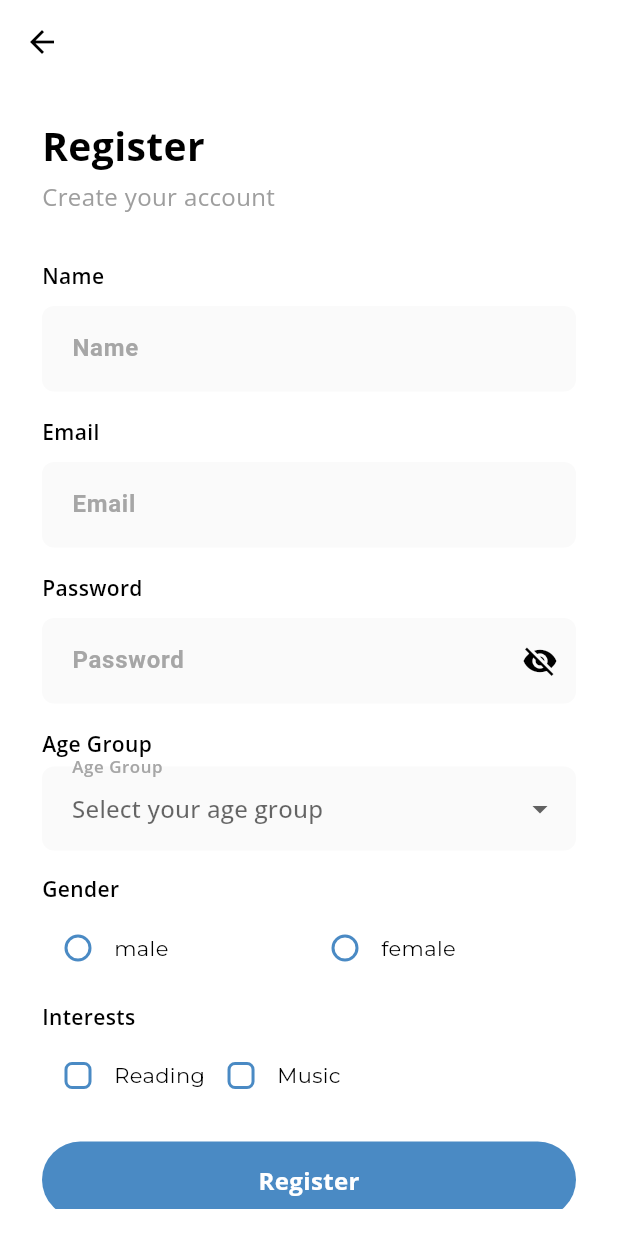
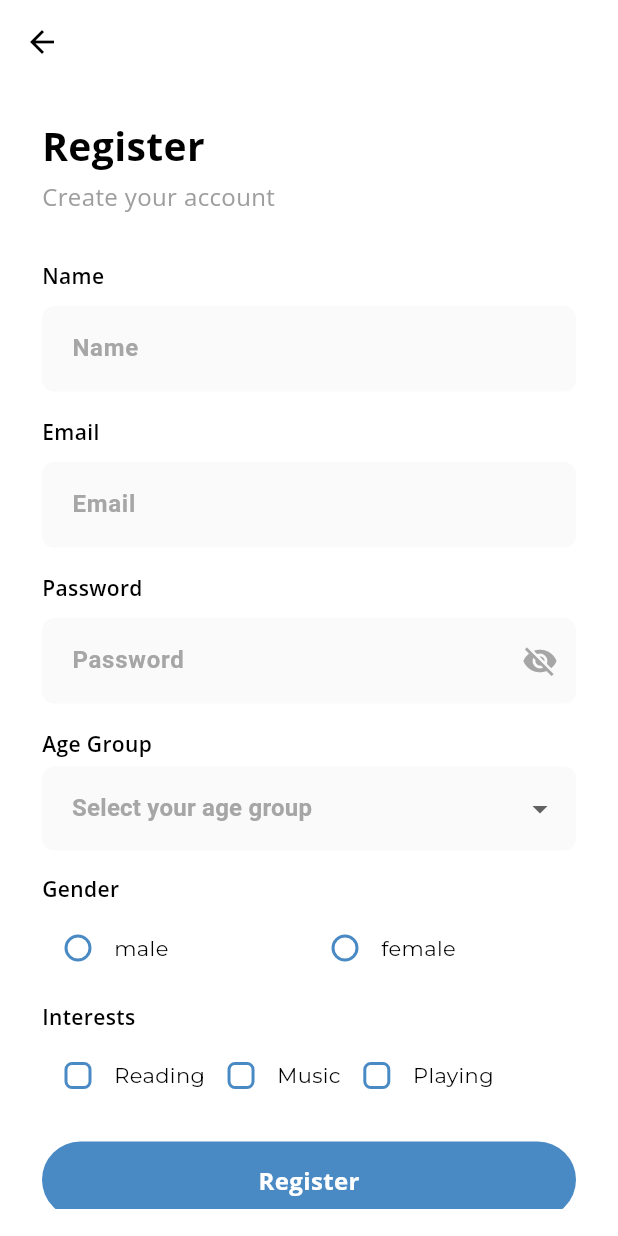
Before and after one commit to NAIKPRIYANK/BookHeaven, a Flutter app: the screen it shows after launch, after a tap on "Register", on a phone screen of 412 x 824 dp. Run offline on Flutter 3.47's test engine with Material 3 defaults, Android fonts, the phone set to English and light mode, and no system bars; our stand-ins replace bloc, dio, equatable, flutter_bloc, flutter_svg, fluttertoast and 4 more; accounts and stored records are empty.

Commit message:
button changes

```diff
--- a/lib/presentation/screens/login/view.dart
+++ b/lib/presentation/screens/login/view.dart
@@ -15,7 +15,7 @@ import 'package:google_fonts/google_fonts.dart';
 import 'event.dart';
 
 class LoginPage extends StatelessWidget {
-  final _formKey = GlobalKey<FormState>(); // Form Key for validation
+  // final _formKey = GlobalKey<FormState>(); // Form Key for validation
   LoginPage({super.key});
 
   @override
@@ -85,7 +85,7 @@ class Page extends StatelessWidget {
             onLeadingPressed: () {
               context.read<LoginBloc>().add(BackEvent(context: context));
             },
-            leadingIcon: Icon(Icons.arrow_back),
+            leadingIcon: const Icon(Icons.arrow_back),
             title: "",
           )),
       body: SingleChildScrollView(
@@ -138,7 +138,7 @@ class Page extends StatelessWidget {
                   width: double.infinity,
                   hint: "Your password",
                   labelText: "Your Password",
-                  hideText: true,
+                  hideText: state.obscurePassword,
                   suffixIcon: IconButton(
                     icon: Icon(
                       state.obscurePassword
--- a/lib/presentation/screens/my_bag/view.dart
+++ b/lib/presentation/screens/my_bag/view.dart
@@ -6,6 +6,7 @@ import 'package:book_heaven/ui_components/appbar_com.dart';
 
 import 'package:flutter/material.dart';
 import 'package:flutter_bloc/flutter_bloc.dart';
+import 'package:fluttertoast/fluttertoast.dart';
 import 'package:google_fonts/google_fonts.dart';
 
 class CartPage extends StatelessWidget {
@@ -59,10 +60,7 @@ class _PageState extends State<Page> {
     return Scaffold(
       appBar: PreferredSize(
         preferredSize: Size(scWidth, 60),
-
         child: const CustomAppBar(
-
-
           title: "My Bag",
         ),
       ),
@@ -251,9 +249,15 @@ class _PageState extends State<Page> {
                     SizedBox(
                       width: double.infinity,
                       child: InkWell(
-                        onTap: () {},
+                        onTap: () {
+                          Fluttertoast.showToast(
+                              msg: "Book Ordered successfully",
+                              toastLength: Toast.LENGTH_SHORT,
+                              gravity: ToastGravity.BOTTOM,
+                              backgroundColor: Colors.greenAccent);
+                        },
                         borderRadius:
-                            BorderRadius.circular(8), // Ripple effect rounded
+                            BorderRadius.circular(48), // Ripple effect rounded
                         child: Container(
                           padding: const EdgeInsets.symmetric(vertical: 14),
                           decoration: BoxDecoration(
--- a/lib/presentation/screens/onboarding/view.dart
+++ b/lib/presentation/screens/onboarding/view.dart
@@ -84,24 +84,8 @@ class _PageState extends State<Page> with SingleTickerProviderStateMixin {
         child: Column(
           mainAxisAlignment: MainAxisAlignment.spaceBetween,
           children: [
-            // Skip Button
-            Align(
-              alignment: Alignment.topLeft,
-              child: TextButton(
-                onPressed: () {
-                  context.read<OnboardingBloc>().add(OnboardingSkipEvent());
-                },
-                child: Text(
-                  "Skip",
-                  style: TextStyle(
-                    fontSize: 16,
-                    fontWeight: FontWeight.bold,
-                    color: ColorManager
-                        .primary, // Adjust color to match the design
-                  ),
-                ),
-              ),
-            ),
+
+
 
             // SVG Image
             SvgPicture.asset(
@@ -142,7 +126,6 @@ class _PageState extends State<Page> with SingleTickerProviderStateMixin {
             const SizedBox(
               height: 20,
             ),
-            // Buttons
             Column(
   children: [
     // Register Button
@@ -150,25 +133,26 @@ class _PageState extends State<Page> with SingleTickerProviderStateMixin {
       width: double.infinity,
       child: Padding(
         padding: const EdgeInsets.symmetric(horizontal: 20),
-                    child: ElevatedButton(
-                      onPressed: () {
-                        Navigator.of(context)
-                            .pushNamed(Routes.registerPage);
+        child: InkWell(
+          onTap: () {
+            Navigator.of(context).pushNamed(Routes.registerPage);
           },
-                      style: ElevatedButton.styleFrom(
-                        fixedSize: const Size(327, 56),
-                        backgroundColor: ColorManager.primary, // Button Color
-                        padding: const EdgeInsets.symmetric(vertical: 15),
-                        shape: RoundedRectangleBorder(
+          borderRadius: BorderRadius.circular(12),
+          child: Container(
+            width: 327,
+            height: 56,
+            decoration: BoxDecoration(
+              color: ColorManager.primary, // Button Color
               borderRadius: BorderRadius.circular(12),
             ),
-                      ),
+            alignment: Alignment.center,
             child: Text(
               "Register",
               style: GoogleFonts.openSans(
                 color: ColorManager.white,
                 fontSize: 16,
                 fontWeight: FontWeight.bold,
+              ),
             ),
           ),
         ),
@@ -182,20 +166,19 @@ class _PageState extends State<Page> with SingleTickerProviderStateMixin {
       width: double.infinity,
       child: Padding(
         padding: const EdgeInsets.symmetric(horizontal: 20),
-                    child: ElevatedButton(
-                      onPressed: () {
-                        Navigator.of(context)
-                            .pushNamed(Routes.loginPage);
+        child: InkWell(
+          onTap: () {
+            Navigator.of(context).pushNamed(Routes.loginPage);
           },
-                      style: ElevatedButton.styleFrom(
-                        fixedSize: const Size(327, 56),
-                        backgroundColor:
-                            ColorManager.loginButton, // Button Color
-                        padding: const EdgeInsets.symmetric(vertical: 15),
-                        shape: RoundedRectangleBorder(
+          borderRadius: BorderRadius.circular(12),
+          child: Container(
+            width: 327,
+            height: 56,
+            decoration: BoxDecoration(
+              color: ColorManager.loginButton, // Button Color
               borderRadius: BorderRadius.circular(12),
             ),
-                      ),
+            alignment: Alignment.center,
             child: Text(
               "Login",
               style: GoogleFonts.openSans(
@@ -207,8 +190,10 @@ class _PageState extends State<Page> with SingleTickerProviderStateMixin {
           ),
         ),
       ),
+    ),
   ],
-            ),
+)
+,
 
             const SizedBox(height: 20),
 
--- a/lib/presentation/screens/profile/view.dart
+++ b/lib/presentation/screens/profile/view.dart
@@ -1,4 +1,3 @@
-
 import 'package:book_heaven/gen/assets.gen.dart';
 import 'package:book_heaven/presentation/resources/color_manager.dart';
 import 'package:book_heaven/presentation/resources/router/route_manager.dart';
@@ -35,7 +34,7 @@ class ProfilePage extends StatelessWidget {
   Widget _buildPage(BuildContext context, ProfileState state) {
     switch (state.status) {
       case ProfileStatus.initial:
-        return const Scaffold(body: Center(child:CircularProgressIndicator()));
+        return const Scaffold(body: Center(child: CircularProgressIndicator()));
       case ProfileStatus.loading:
         return const Scaffold(body: Center(child: CircularProgressIndicator()));
       case ProfileStatus.loaded:
@@ -106,36 +105,6 @@ class ProfileView extends StatelessWidget {
 
             const SizedBox(height: 30),
 
-            /// 📌 **Logout Button**
-            // SizedBox(
-            //   // width: double.infinity,
-            //   child: InkWell(
-            //     onTap: () {
-            //       showLogoutDialog(context, () {
-            //         context.read<ProfileBloc>().add(LogoutEvent());
-            //       });
-            //     },
-            //     child: Container(
-            //       padding: const EdgeInsets.symmetric(vertical: 12),
-            //       decoration: BoxDecoration(
-            //         color: Colors.white,
-            //         borderRadius: BorderRadius.circular(8),
-            //         border: Border.all(color: ColorManager.primary),
-            //       ),
-            //       child: const Center(
-            //         child: Text(
-            //           "Logout",
-            //           style: TextStyle(
-            //             fontSize: 16,
-            //             fontWeight: FontWeight.bold,
-            //             color: Colors.blueAccent,
-            //           ),
-            //         ),
-            //       ),
-            //     ),
-            //   ),
-            // ),
-
             SizedBox(
               child: InkWell(
                 onTap: () {
@@ -143,10 +112,13 @@ class ProfileView extends StatelessWidget {
                     context.read<ProfileBloc>().add(LogoutEvent());
                   });
                 },
-    child: IntrinsicWidth( // Adjusts width to fit the content
-      child: IntrinsicHeight( // Adjusts height to fit the content
+                child: IntrinsicWidth(
+                  // Adjusts width to fit the content
+                  child: IntrinsicHeight(
+                    // Adjusts height to fit the content
                     child: Container(
-          padding: const EdgeInsets.symmetric(vertical: 8, horizontal: 16), // Add spacing
+                      padding: const EdgeInsets.symmetric(
+                          vertical: 8, horizontal: 16), // Add spacing
                       decoration: BoxDecoration(
                         color: Colors.white,
                         borderRadius: BorderRadius.circular(8),
@@ -167,7 +139,6 @@ class ProfileView extends StatelessWidget {
                 ),
               ),
             ),
-
           ],
         ),
       ),
@@ -181,7 +152,7 @@ class ProfileView extends StatelessWidget {
           Assets.images.profile.defaultProfile.path); // Add male avatar
     } else if (gender?.toLowerCase() == "female") {
       return AssetImage(
-          Assets.images.profile.defaultProfile.path); // Add female avatar
+          Assets.images.profile.defaultWomen.path); // Add female avatar
     } else {
       return AssetImage(
           Assets.images.profile.defaultProfile.path); // Default avatar
--- a/lib/presentation/screens/register/bloc.dart
+++ b/lib/presentation/screens/register/bloc.dart
@@ -70,7 +70,7 @@ class RegisterBloc extends Bloc<RegisterEvent, RegisterState> {
       emit(state.clone(status: RegisterStatus.loaded));
     } catch (e) {
       _showToast("Registration failed: ${e.toString()}", Colors.red);
-      // emit(state.clone(status: RegisterStatus.error, errorText: e.toString()));
+
     }
   }
 
--- a/lib/presentation/screens/register/view.dart
+++ b/lib/presentation/screens/register/view.dart
@@ -25,7 +25,7 @@ class RegisterPage extends StatelessWidget {
               showDialog(
                 context: context,
                 barrierDismissible: false,
-                builder: (_) => Center(child: CircularProgressIndicator()),
+                builder: (_) => const Center(child: CircularProgressIndicator()),
               );
               break;
             case RegisterStatus.loaded:
@@ -111,15 +111,7 @@ class RegisterPage extends StatelessWidget {
                         hint: "Your email",
                         labelText: "Email",
                         textInputType: TextInputType.emailAddress,
-                        validator: (value) {
-                          // if (value == null || value.isEmpty)
-                          //   return "Email is required";
-                          // final emailRegex = RegExp(
-                          //     r'^[a-zA-Z0-9._%+-]+@[a-zA-Z0-9.-]+\.[a-zA-Z]{2,}$');
-                          // if (!emailRegex.hasMatch(value))
-                          //   return "Enter a valid email";
-                          // return null;
-                        },
+                        validator: (value) {},
                       ),
                       _buildLabel("Password"),
                       InputField(
@@ -131,9 +123,12 @@ class RegisterPage extends StatelessWidget {
                             r'^(?=.*[!@#$%^&*(),.?":{}|<>])[A-Za-z0-9!@#$%^&*(),.?":{}|<>]{6,}$'),
                         hideText: state.obscurePassword,
                         suffixIcon: IconButton(
-                            icon: Icon(state.obscurePassword
-                                ? Icons.visibility_off
-                                : Icons.visibility),
+                            icon: Icon(
+                              state.obscurePassword
+                                  ? Icons.visibility_off
+                                  : Icons.visibility,
+                              color: ColorManager.grey,
+                            ),
                             onPressed: () {
                               context
                                   .read<RegisterBloc>()
@@ -146,11 +141,11 @@ class RegisterPage extends StatelessWidget {
                       _buildLabel("Age Group"),
                       Dropdown(
                         autovalidateMode: AutovalidateMode.onUserInteraction,
-                        items: ["18-24", "25-34", "35-44", "45+"],
+                        items: const ["18-24", "25-34", "35-44", "45+"],
                         onItemSelected: (value) {
                           state.ageGroupController.text = value;
                         },
-                        title: "Age Group",
+                        // title: "Age Group",
                         hint: "Select your age group",
                         selectedItem: state.ageGroupController.text.isEmpty
                             ? null
@@ -167,6 +162,8 @@ class RegisterPage extends StatelessWidget {
                         children: [
                           _buildCheckbox("Reading", state.interests, context),
                           _buildCheckbox("Music", state.interests, context),
+                          _buildCheckbox("Playing", state.interests, context),
+
                         ],
                       ),
                       const SizedBox(height: 20),
--- a/lib/ui_components/book_info_bottom_sheet.dart
+++ b/lib/ui_components/book_info_bottom_sheet.dart
@@ -246,6 +246,8 @@ class _BookBottomSheetState extends State<BookBottomSheet> {
                             textColor: Colors.white,
                             fontSize: 16.0,
                           );
+
+                          Navigator.of(context).pop();
                         } else {
                           // ✅ Show error toast if not added
                           Fluttertoast.showToast(
@@ -305,7 +307,8 @@ class _BookBottomSheetState extends State<BookBottomSheet> {
                         fontSize: 16.0,
                       );
                     },
-                    child:widget.bookWithVendor.book.availabilityStatus? Container(
+                    child: widget.bookWithVendor.book.availabilityStatus
+                        ? Container(
                             margin: const EdgeInsets.symmetric(horizontal: 5),
                             alignment: Alignment.center,
                             height: 48,
@@ -313,7 +316,8 @@ class _BookBottomSheetState extends State<BookBottomSheet> {
                               borderRadius: BorderRadius.circular(48),
                               color: ColorManager.white,
                               border: Border.all(
-                          color: ColorManager.bottomNavigationSelectionColor,
+                                color:
+                                    ColorManager.bottomNavigationSelectionColor,
                                 width: 2,
                               ),
                             ),
@@ -322,10 +326,12 @@ class _BookBottomSheetState extends State<BookBottomSheet> {
                               style: TextStyle(
                                 fontSize: FontSize.s18,
                                 fontWeight: FontWeightManager.bold,
-                          color: ColorManager.bottomNavigationSelectionColor,
+                                color:
+                                    ColorManager.bottomNavigationSelectionColor,
                               ),
                             ),
-                    ):Container(),
+                          )
+                        : Container(),
                   ),
                 ),
               ],
--- a/lib/ui_components/dropdown.dart
+++ b/lib/ui_components/dropdown.dart
@@ -4,7 +4,7 @@ import '../presentation/resources/color_manager.dart';
 
 class Dropdown extends StatefulWidget {
   final List<String> items;
-  final String title;
+  final String? title;
   final String hint;
   final ValueChanged<String> onItemSelected;
   final String? errorText;
@@ -17,7 +17,7 @@ class Dropdown extends StatefulWidget {
     super.key,
     required this.items,
     required this.onItemSelected,
-    required this.title,
+    this.title,
     required this.hint,
     this.selectedItem,
     this.errorText,
@@ -67,9 +67,13 @@ class _DropdownState extends State<Dropdown> {
               child: DropdownButtonFormField<String>(
                 value: selectedItem,
                 autovalidateMode: widget.autovalidateMode,
+                dropdownColor: ColorManager.white,
                 hint: Text(
                   widget.hint,
-                  style: GoogleFonts.openSans(fontSize: 16),
+                  style: GoogleFonts.roboto(
+                  color: ColorManager.grey,
+                  fontSize: 16,
+                  fontWeight: FontWeight.w600),
                   softWrap: true,
                   overflow: TextOverflow.ellipsis,
                 ),
--- a/lib/ui_components/textField.dart
+++ b/lib/ui_components/textField.dart
@@ -8,7 +8,7 @@ class InputField extends StatelessWidget {
   final TextEditingController? controller;
   final double width;
   final String hint;
-  final String labelText;
+  final String? labelText;
   final bool hideText;
   final void Function()? onTap;
   final RegExp? regExp;
@@ -35,7 +35,7 @@ class InputField extends StatelessWidget {
     required this.controller,
     required this.width,
     required this.hint,
-    required this.labelText,
+    this.labelText,
     this.prefixText,
     this.keyboardType,
     this.hideText = false,
```
Lines whose indentation alone changed are shown as unchanged.
